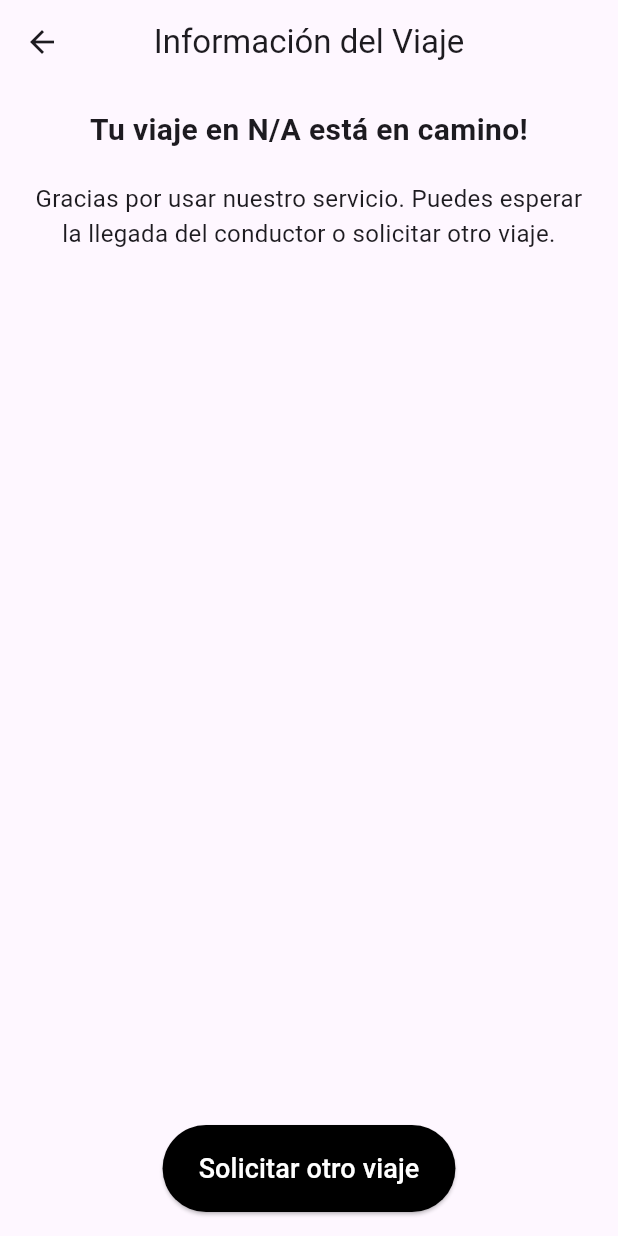
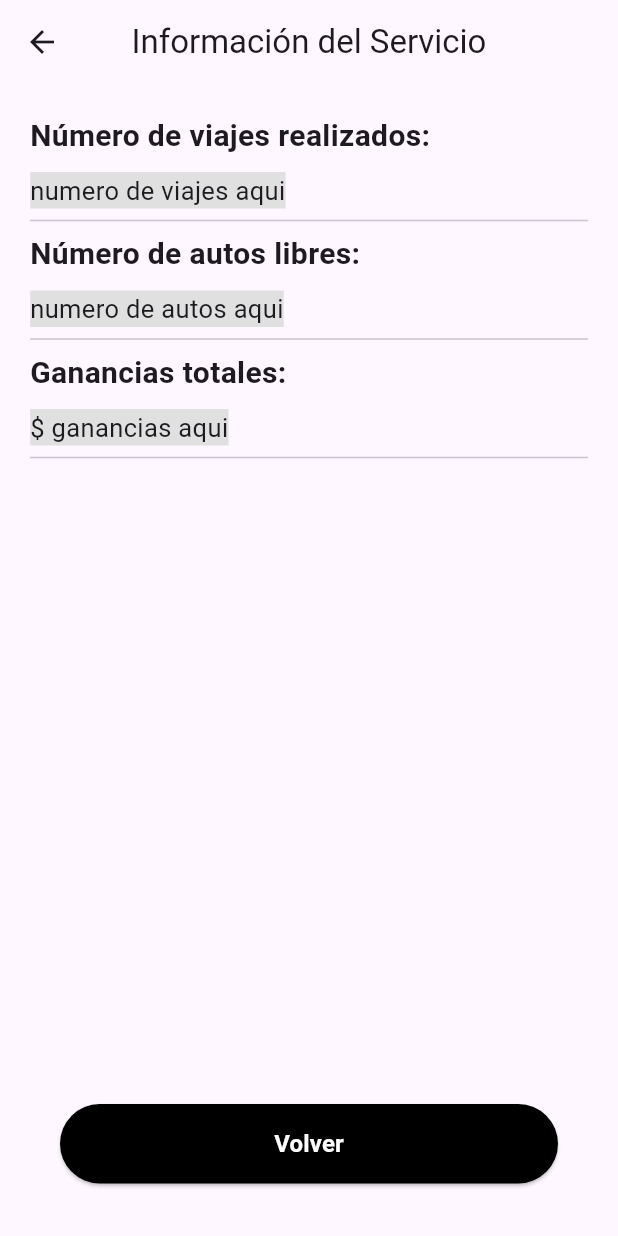
Before and after one commit to jorge-jrzz/UEA-SD_tereas, a Flutter app: the screen it shows after launch, after a tap on "Información del servicio", on a phone screen of 412 x 824 dp. Run offline on Flutter 3.47's test engine with Material 3 defaults, Android fonts, the light colour scheme and no system bars; our stand-ins replace flutter_map, latlong2; missing offline and left inert: grpc, protobuf.

Commit message:
♻️ Refactor AdministratorScreen

```diff
--- a/p4_mobile_grpc/uber_mobile/lib/main.dart
+++ b/p4_mobile_grpc/uber_mobile/lib/main.dart
@@ -1,8 +1,8 @@
 import 'package:flutter/material.dart';
 import 'package:flutter_map/flutter_map.dart';
 import 'package:latlong2/latlong.dart';
-import 'src/pages/ride_info_screen.dart' show RideInfoScreen;
-import 'src/pages/administrator_screen.dart' show AdministratorScreen;
+import 'src/pages/ride_info_screen.dart';
+import 'src/pages/administrator_screen.dart';
 import 'src/widgets/button.dart';
 import 'src/widgets/option_button.dart';
 
@@ -154,9 +154,7 @@ class _HomePageState extends State<HomePage> {
                             Navigator.push(
                               context,
                               MaterialPageRoute(
-                                builder: (context) => AdministratorScreen(
-                                  rideOption: selectedOption ?? 'N/A',
-                                ),
+                                builder: (context) => AdministratorScreen(),
                               ),
                             );
                           }),
--- a/p4_mobile_grpc/uber_mobile/lib/src/pages/administrator_screen.dart
+++ b/p4_mobile_grpc/uber_mobile/lib/src/pages/administrator_screen.dart
@@ -1,52 +1,65 @@
 import 'package:flutter/material.dart';
+import '../widgets/button.dart';
 
 class AdministratorScreen extends StatelessWidget {
-  final String rideOption; // Recibe la opción del viaje seleccionado
-
-  const AdministratorScreen({Key? key, required this.rideOption}) : super(key: key);
-
   @override
   Widget build(BuildContext context) {
     return Scaffold(
       appBar: AppBar(
-        title: const Text('Información del Viaje'),
+        title: const Text('Información del Servicio'),
         centerTitle: true,
       ),
       body: Padding(
-        padding: const EdgeInsets.all(16.0),
+        padding: const EdgeInsets.all(20.0),
         child: Column(
-          mainAxisAlignment: MainAxisAlignment.center,
-          crossAxisAlignment: CrossAxisAlignment.center,
+          crossAxisAlignment: CrossAxisAlignment.start,
           children: [
-            Text(
-              'Tu viaje en $rideOption está en camino!',
-              style: const TextStyle(
+            const Text(
+              'Número de viajes realizados:',
+              style: TextStyle(
                 fontSize: 20,
                 fontWeight: FontWeight.bold,
               ),
-              textAlign: TextAlign.center,
             ),
-            const SizedBox(height: 20),
+            const SizedBox(height: 10),
+            Text(
+              'numero de viajes aqui',
+              style: TextStyle(fontSize: 17, backgroundColor: Colors.grey[300]),
+            ),
+            const Divider(),
             const Text(
-              'Gracias por usar nuestro servicio. Puedes esperar la llegada del conductor o solicitar otro viaje.',
-              style: TextStyle(fontSize: 16),
-              textAlign: TextAlign.center,
-            ),
-            const Spacer(),
-            ElevatedButton(
-              onPressed: () {
-                // Regresa a la pantalla principal
-                Navigator.pop(context);
-              },
-              style: ElevatedButton.styleFrom(
-                padding: const EdgeInsets.symmetric(vertical: 16.0, horizontal: 24.0),
-                backgroundColor: Colors.black,
-              ),
-              child: const Text(
-                'Solicitar otro viaje',
-                style: TextStyle(fontSize: 18, color: Colors.white),
+              'Número de autos libres:',
+              style: TextStyle(
+                fontSize: 20,
+                fontWeight: FontWeight.bold,
               ),
             ),
+            const SizedBox(height: 10),
+            Text(
+              'numero de autos aqui',
+              style: TextStyle(fontSize: 17, backgroundColor: Colors.grey[300]),
+            ),
+            const Divider(),
+            const Text(
+              'Ganancias totales:',
+              style: TextStyle(
+                fontSize: 20,
+                fontWeight: FontWeight.bold,
+              ),
+            ),
+            const SizedBox(height: 10),
+            Text(
+              '\$ ganancias aqui',
+              style: TextStyle(fontSize: 17, backgroundColor: Colors.grey[300]),
+            ),
+            const Divider(),
+            const Spacer(),
+            ButtonFuntion(
+                text: 'Volver',
+                color: Colors.black,
+                onPressed: () {
+                  Navigator.pop(context);
+                })
           ],
         ),
       ),
--- a/p4_mobile_grpc/uber_mobile/lib/src/pages/ride_info_screen.dart
+++ b/p4_mobile_grpc/uber_mobile/lib/src/pages/ride_info_screen.dart
@@ -28,7 +28,7 @@ class RideInfoScreen extends StatelessWidget {
             ),
             const SizedBox(height: 20),
             const Text(
-              'Gracias por usar nuestro servicio. Puedes esperar la llegada del conductor o solicitar otro viaje.',
+              'Gracias por usar nuestro servicio. Puedes esperar la llegada del conductor o solicitar otro viaje. [Aqui va la informacion del viaje y de cuando acabe xd]',
               style: TextStyle(fontSize: 16),
               textAlign: TextAlign.center,
             ),
```
